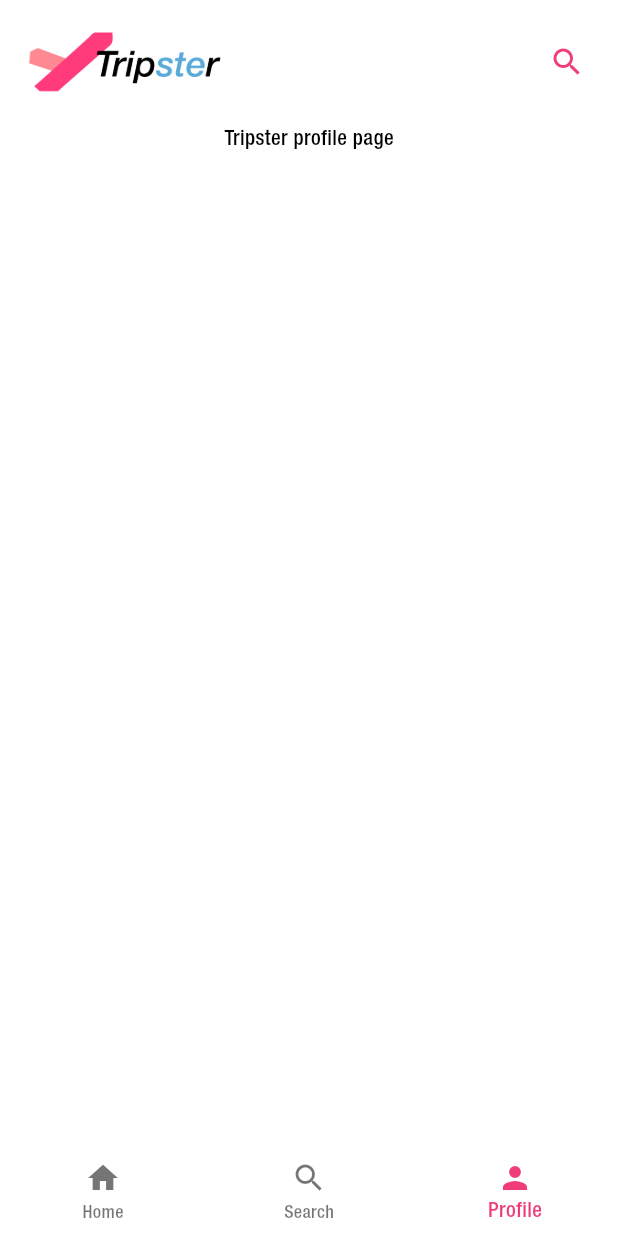
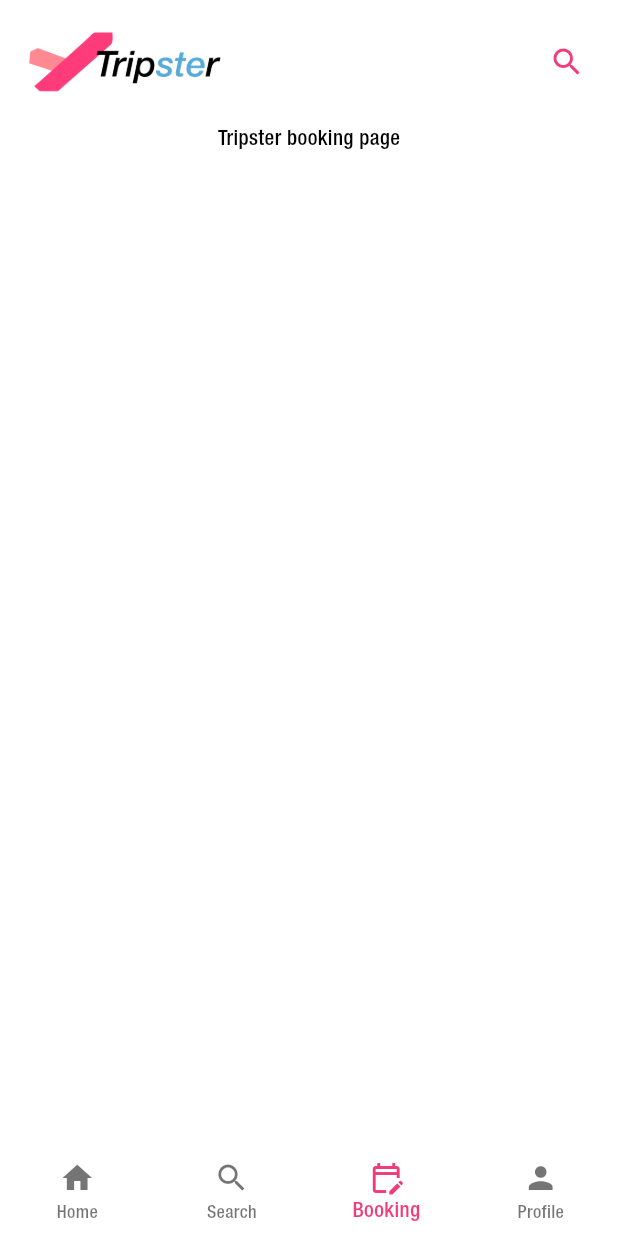
Before and after one commit to felipeperezleal/tripster_ma, a Flutter app: the HomeScreen screen opened by its route, item 3 of the bottom bar chosen, on a phone screen of 412 x 824 dp. Run offline on Flutter 3.47's test engine with Material 2 defaults, Android fonts, the phone set to English and light mode, and no system bars; our stand-ins replace go_router.

Commit message:
Booking page added

```diff
--- a/lib/config/router/app_router.dart
+++ b/lib/config/router/app_router.dart
@@ -32,4 +32,9 @@ final appRouter = GoRouter(initialLocation: '/', routes: [
     name: SearchScreen.name,
     builder: (context, state) => const SearchScreen(),
   ),
+  GoRoute(
+    path: '/booking',
+    name: BookingScreen.name,
+    builder: (context, state) => const BookingScreen(),
+  ),
 ]);
--- /dev/null
+++ b/lib/presentation/screens/booking/booking_screen.dart
@@ -0,0 +1,19 @@
+import 'package:flutter/material.dart';
+
+class BookingScreen extends StatelessWidget {
+  const BookingScreen({super.key});
+  static const name = 'booking-screen';
+
+  @override
+  Widget build(BuildContext context) {
+    return const Scaffold(
+      body: Center(
+        child: Column(
+          children: [
+            Text('Tripster booking page'),
+          ],
+        ),
+      ),
+    );
+  }
+}
--- a/lib/presentation/screens/home/home_screen.dart
+++ b/lib/presentation/screens/home/home_screen.dart
@@ -42,6 +42,8 @@ class _HomeScreenState extends State<HomeScreen> {
       case 1:
         return const SearchScreen();
       case 2:
+        return const BookingScreen();
+      case 3:
         return const ProfileScreen();
       default:
         return const _HomePage();
--- a/lib/presentation/screens/screens.dart
+++ b/lib/presentation/screens/screens.dart
@@ -4,3 +4,4 @@ export 'package:tripster_ma/presentation/screens/profile/profile_screen.dart';
 export 'package:tripster_ma/presentation/screens/login/login_screen.dart';
 export 'package:tripster_ma/presentation/screens/login/register_screen.dart';
 export 'package:tripster_ma/presentation/screens/search/search_screen.dart';
+export 'package:tripster_ma/presentation/screens/booking/booking_screen.dart';
--- a/lib/presentation/widgets/shared/bottom_navigation.dart
+++ b/lib/presentation/widgets/shared/bottom_navigation.dart
@@ -15,6 +15,7 @@ class BottomNavigation extends StatelessWidget {
       elevation: 0,
       currentIndex: selectedIndex,
       onTap: onItemTapped,
+      type: BottomNavigationBarType.fixed,
       items: const [
         BottomNavigationBarItem(
           icon: Icon(Icons.home),
@@ -25,6 +26,10 @@ class BottomNavigation extends StatelessWidget {
           label: "Search",
         ),
         BottomNavigationBarItem(
+          icon: Icon(Icons.edit_calendar_outlined),
+          label: "Booking",
+        ),
+        BottomNavigationBarItem(
           icon: Icon(Icons.person),
           label: "Profile",
         ),
```
